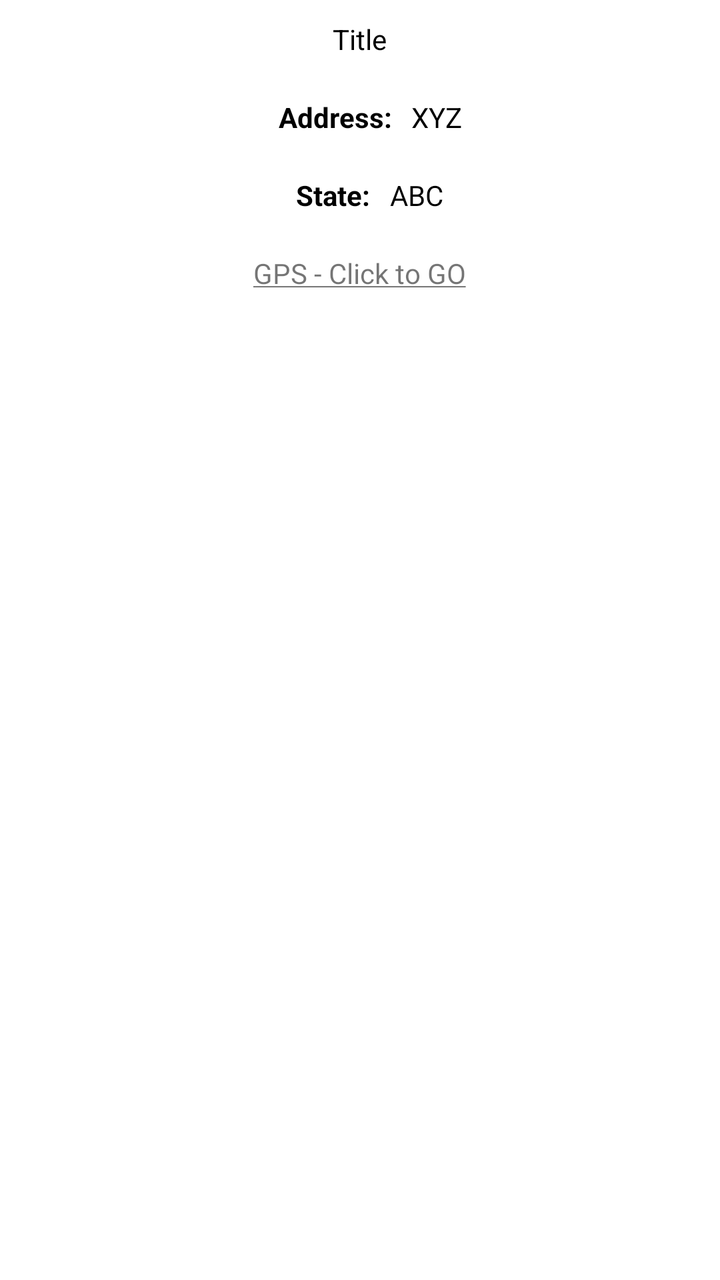
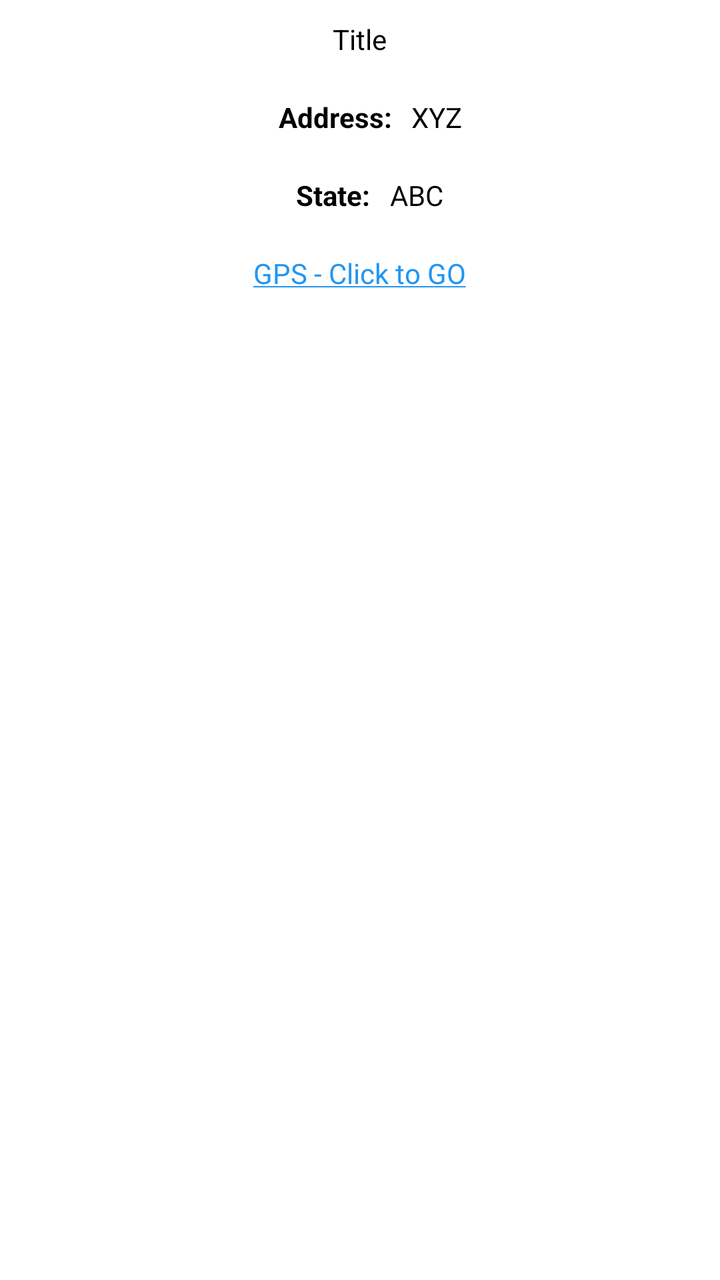

Two renders of the same Android screen: before a commit and after it. Below are the layout's source before the change and the commit's diff.
<!-- AndroidManifest.xml: application theme Theme.CemeteryApp -->
<!-- res/layout/cutom_info_window.xml -->
<?xml version="1.0" encoding="utf-8"?>
<LinearLayout xmlns:android="http://schemas.android.com/apk/res/android"
    android:layout_width="match_parent"
    android:layout_height="match_parent"
    android:layout_marginHorizontal="40dp"
    android:clickable="true"
    android:focusable="true"
    android:background="@drawable/custom_info_bg"
    android:orientation="vertical">

    <TextView
        android:id="@+id/title"
        android:layout_width="wrap_content"
        android:layout_height="wrap_content"
        android:layout_gravity="center"
        android:layout_margin="10dp"
        android:text="Title"
        android:textAlignment="center"
        android:textColor="@color/black" />

    <LinearLayout
        android:layout_width="wrap_content"
        android:layout_height="wrap_content"
        android:layout_gravity="center"
        android:layout_marginHorizontal="10dp"
        android:orientation="horizontal">

        <TextView
            android:layout_width="wrap_content"
            android:layout_height="wrap_content"
            android:layout_margin="10dp"
            android:text="Address:"
            android:textAlignment="center"
            android:textColor="@color/black"
            android:textStyle="bold" />

        <TextView
            android:id="@+id/address"
            android:layout_width="wrap_content"
            android:layout_height="wrap_content"
            android:layout_gravity="center"
            android:text="XYZ"
            android:textAlignment="center"
            android:textColor="@color/black" />
    </LinearLayout>

    <LinearLayout
        android:layout_width="wrap_content"
        android:layout_height="wrap_content"
        android:layout_gravity="center"
        android:layout_marginHorizontal="10dp"
        android:orientation="horizontal">

        <TextView
            android:layout_width="wrap_content"
            android:layout_height="wrap_content"
            android:layout_margin="10dp"
            android:text="State:"
            android:textAlignment="center"
            android:textColor="@color/black"
            android:textStyle="bold" />

        <TextView
            android:id="@+id/state"
            android:layout_width="wrap_content"
            android:layout_height="wrap_content"
            android:layout_gravity="center"
            android:text="ABC"
            android:textAlignment="center"
            android:textColor="@color/black" />
    </LinearLayout>

    <TextView
        android:id="@+id/link"
        android:layout_width="wrap_content"
        android:layout_height="wrap_content"
        android:layout_gravity="center"
        android:layout_margin="10dp"
        android:text="@string/go"
        android:textAlignment="center"
        android:textColor="@color/maps_qu_google_blue_500" />


</LinearLayout>
<!-- resources referenced by this layout -->
<resources>
  <color name="black">#FF000000</color>
  <!-- drawable custom_info_bg (drawable) -->
  <?xml version="1.0" encoding="utf-8"?>
  <shape xmlns:android="http://schemas.android.com/apk/res/android">
      <solid android:color="@color/white"/>
      <corners
          android:radius="20dp"/>
  </shape>
  <string name="go"><u>GPS - Click to GO</u></string>
  <style name="Theme.CemeteryApp" parent="Theme.MaterialComponents.Light.NoActionBar">
          
          <item name="colorPrimary">@color/purple_500</item>
          <item name="colorPrimaryVariant">@color/purple_700</item>
          <item name="colorOnPrimary">@color/white</item>
          
          <item name="colorSecondary">@color/teal_200</item>
          <item name="colorSecondaryVariant">@color/teal_700</item>
          <item name="colorOnSecondary">@color/black</item>
          
          <item name="android:statusBarColor" tools:targetApi="l">?attr/colorPrimaryVariant</item>
          <item name="android:forceDarkAllowed">false</item>
          
      </style>
  <color name="white">#FFFFFFFF</color>
  <color name="purple_500">#FF6200EE</color>
  <color name="purple_700">#FF3700B3</color>
  <color name="teal_200">#FF03DAC5</color>
  <color name="teal_700">#FF018786</color>
</resources>

<!-- the commit's change to res/layout/cutom_info_window.xml (unified diff, before → after) -->
@@ -3,9 +3,9 @@
     android:layout_width="match_parent"
     android:layout_height="match_parent"
     android:layout_marginHorizontal="40dp"
+    android:background="@drawable/custom_info_bg"
     android:clickable="true"
     android:focusable="true"
-    android:background="@drawable/custom_info_bg"
     android:orientation="vertical">
 
     <TextView
@@ -78,7 +78,7 @@
         android:layout_margin="10dp"
         android:text="@string/go"
         android:textAlignment="center"
-        android:textColor="@color/maps_qu_google_blue_500" />
+        android:textColor="@color/blue" />
 
 
 </LinearLayout>
<!-- resource entries referenced after the edit -->
@@ -1,6 +1,7 @@
 <!-- resources referenced by this layout -->
 <resources>
   <color name="black">#FF000000</color>
+  <color name="blue">#FF2196F3</color>
   <!-- drawable custom_info_bg (drawable) -->
   <?xml version="1.0" encoding="utf-8"?>
   <shape xmlns:android="http://schemas.android.com/apk/res/android">
